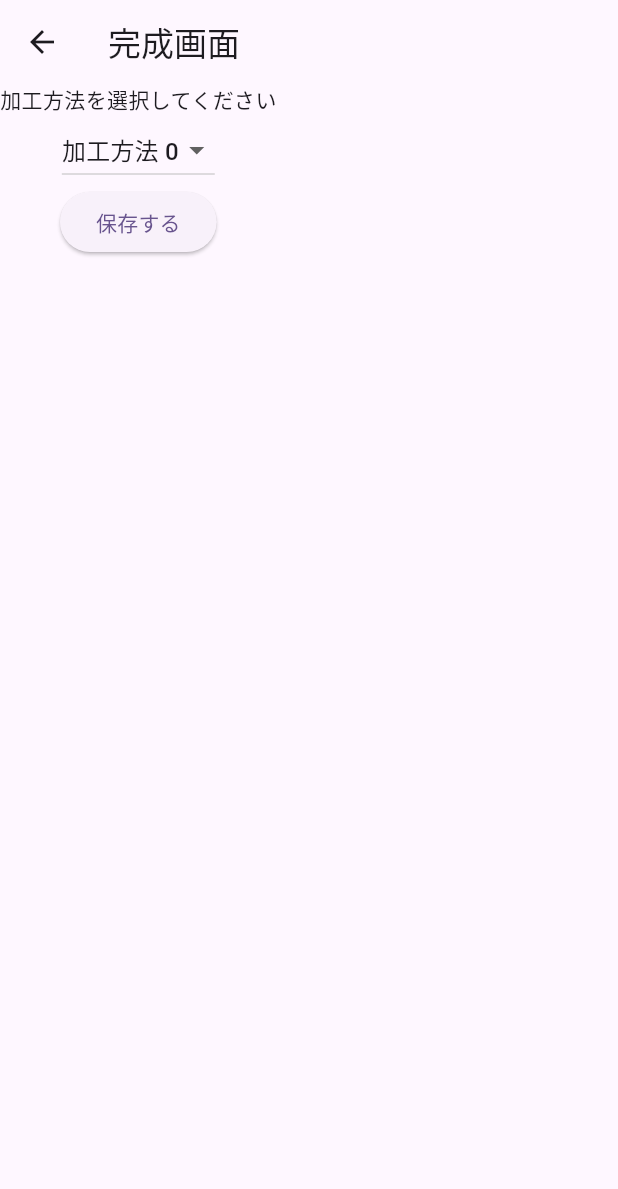
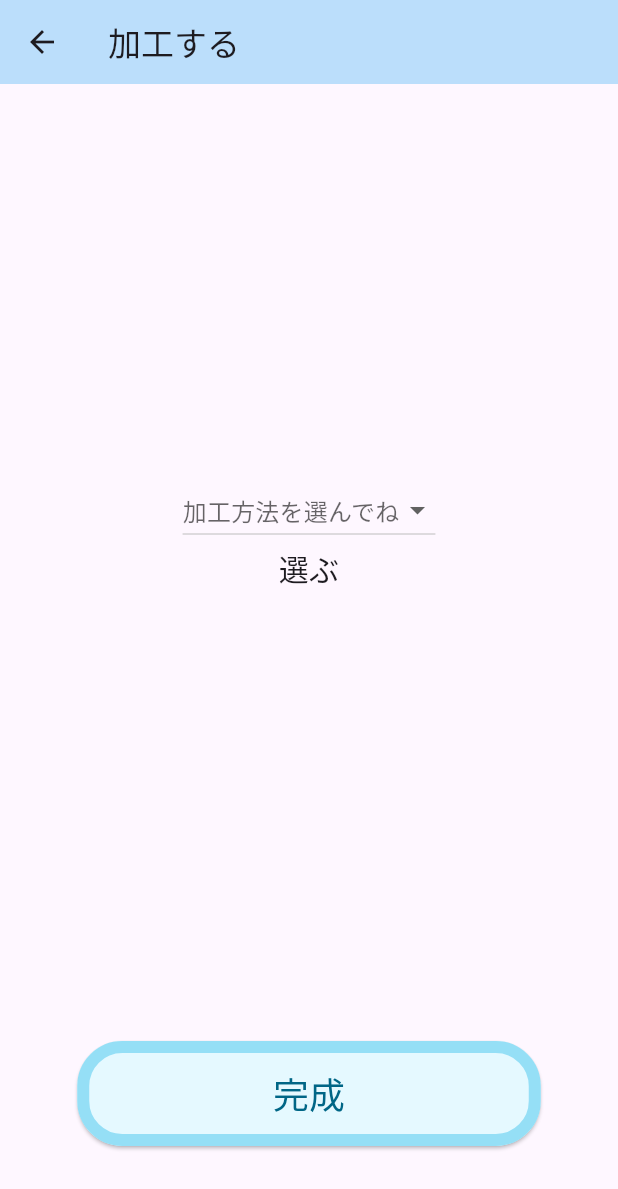
Before and after one commit to yukina-t156/jewelry-custom-flutter, a Flutter app: the FinishJewelScreen screen opened directly, on a phone screen of 412 x 824 dp. Shown: the top 1189 px of the screen. Run offline on Flutter 3.47's test engine with Material 3 defaults, Android fonts, the light colour scheme and no system bars; our stand-ins replace flutter_riverpod, font_awesome_flutter, shared_preferences; accounts and stored records are empty.

Commit message:
add custom processing

```diff
--- a/lib/screens/finish_jewel_screen.dart
+++ b/lib/screens/finish_jewel_screen.dart
@@ -1,9 +1,10 @@
-// lib/screens/finish_jewel_screen.dart
 import 'package:flutter/material.dart';
+import 'package:flutter_riverpod/flutter_riverpod.dart';
+import 'package:jewelry_custom_flutter/model/jewel_model.dart';
 import 'package:jewelry_custom_flutter/model/jewelry_model.dart';
+import 'package:jewelry_custom_flutter/screens/new_jewel_screen.dart';
 import 'package:jewelry_custom_flutter/services/jewel_service.dart';
 import 'package:jewelry_custom_flutter/providers.dart';
-import 'package:flutter_riverpod/flutter_riverpod.dart';
 
 class FinishJewelScreen extends ConsumerStatefulWidget {
   const FinishJewelScreen({super.key});
@@ -13,50 +14,106 @@ class FinishJewelScreen extends ConsumerStatefulWidget {
 }
 
 class _FinishJewelScreenState extends ConsumerState<FinishJewelScreen> {
-  int selectedProcessingMethod = 0; // デフォルトの加工方法
+  int? selectedProcessingTypeId;
 
   @override
   Widget build(BuildContext context) {
     final jewel = ref.watch(jewelProvider);
+    final screenWidth = MediaQuery.of(context).size.width;
+    final buttonWidth = screenWidth * 0.75;
 
     return Scaffold(
       appBar: AppBar(
-        title: const Text('完成画面'),
+        backgroundColor: Colors.blue[100],
+        title: const Text('加工する'),
       ),
-      body: Column(
+      body: Stack(
         children: <Widget>[
-          Text('加工方法を選択してください'),
+          Center(
+            child: Column(
+              mainAxisAlignment: MainAxisAlignment.center,
+              children: <Widget>[
                 DropdownButton<int>(
-            value: selectedProcessingMethod,
+                  hint: const Text('加工方法を選んでね'),
+                  value: selectedProcessingTypeId,
                   onChanged: (int? newValue) {
                     setState(() {
-                selectedProcessingMethod = newValue ?? 0;
+                      selectedProcessingTypeId = newValue;
                     });
                   },
-            items: [0, 1, 2].map<DropdownMenuItem<int>>((value) {
+                  items: processingMethods.entries.map<DropdownMenuItem<int>>((entry) {
                     return DropdownMenuItem<int>(
-                value: value,
-                child: Text('加工方法 $value'),
+                      value: entry.key,
+                      child: Text(entry.value),
                     );
                   }).toList(),
                 ),
-          ElevatedButton(
+                SizedBox(
+                  width: 200,
+                  height: 200,
+                  child: selectedProcessingTypeId != null
+                      ? Image.asset(
+                    getJewelryImagePath(
+                        jewel.jewelTypeId, selectedProcessingTypeId ?? 0, jewel.level),
+                    fit: BoxFit.cover,
+                  )
+                      : const Text(
+                    '選ぶ',
+                    textAlign: TextAlign.center,
+                    style: TextStyle(
+                      fontSize: 20,
+                    ),
+                  ),
+                ),
+              ],
+            ),
+          ),
+          Positioned(
+            bottom: 60,
+            left: (screenWidth - buttonWidth) / 2,
+            child: SizedBox(
+              width: buttonWidth,
+              child: ElevatedButton(
                 onPressed: () {
-              if (jewel != null) {
+                  if (selectedProcessingTypeId != null) {
                     final jewelry = Jewelry(
                       id: jewel.id,
                       jewelTypeId: jewel.jewelTypeId,
                       counter: jewel.counter,
                       level: jewel.level,
-                  processingMethod: selectedProcessingMethod,
+                      processingMethod: selectedProcessingTypeId!,
                       imagePath: getJewelryImagePath(
-                      jewel.jewelTypeId, selectedProcessingMethod, jewel.level),
+                          jewel.jewelTypeId, selectedProcessingTypeId!, jewel.level),
                     );
-                JewelService.addJewelry(jewelry); // Jewelryを保存
-                Navigator.pop(context); // 画面を戻る
+                    JewelService.addJewelry(jewelry);
+
+                    Navigator.push(
+                      context,
+                      MaterialPageRoute(
+                        builder: (context) => NewJewelScreen(),
+                      ),
+                    );
+                  } else {
+                    ScaffoldMessenger.of(context).showSnackBar(
+                      const SnackBar(content: Text('加工方法を選んでね')),
+                    );
                   }
                 },
-            child: const Text('保存する'),
+                style: ElevatedButton.styleFrom(
+                  backgroundColor: const Color(0xFFE5F9FF),
+                  foregroundColor: const Color(0xFF006686),
+                  side: const BorderSide(color: Color(0xFF95DFF6), width: 8),
+                  shape: RoundedRectangleBorder(
+                    borderRadius: BorderRadius.circular(30),
+                  ),
+                  fixedSize: Size(buttonWidth, 70),
+                ),
+                child: const Text(
+                  '完成',
+                  style: TextStyle(fontSize: 24),
+                ),
+              ),
+            ),
           ),
         ],
       ),
--- a/lib/screens/new_jewel_screen.dart
+++ b/lib/screens/new_jewel_screen.dart
@@ -31,7 +31,7 @@ class _NewJewelScreenState extends ConsumerState<NewJewelScreen> {
               mainAxisAlignment: MainAxisAlignment.center,
               children: <Widget>[
                 DropdownButton<int>(
-                  hint: const Text('Select a jewel type'),
+                  hint: const Text('宝石の種類を選んでね'),
                   value: selectedJewelTypeId,
                   onChanged: (int? newValue) {
                     setState(() {
@@ -54,7 +54,7 @@ class _NewJewelScreenState extends ConsumerState<NewJewelScreen> {
                     fit: BoxFit.cover,
                   )
                       : const Text(
-                    'Choose jewel',
+                    '選ぶ',
                     textAlign: TextAlign.center,
                     style: TextStyle(
                       fontSize: 20,
```
Also changed, not shown: lib/services/jewel_service.dart (+46 -50 lines). Lines whose indentation alone changed are shown as unchanged.
